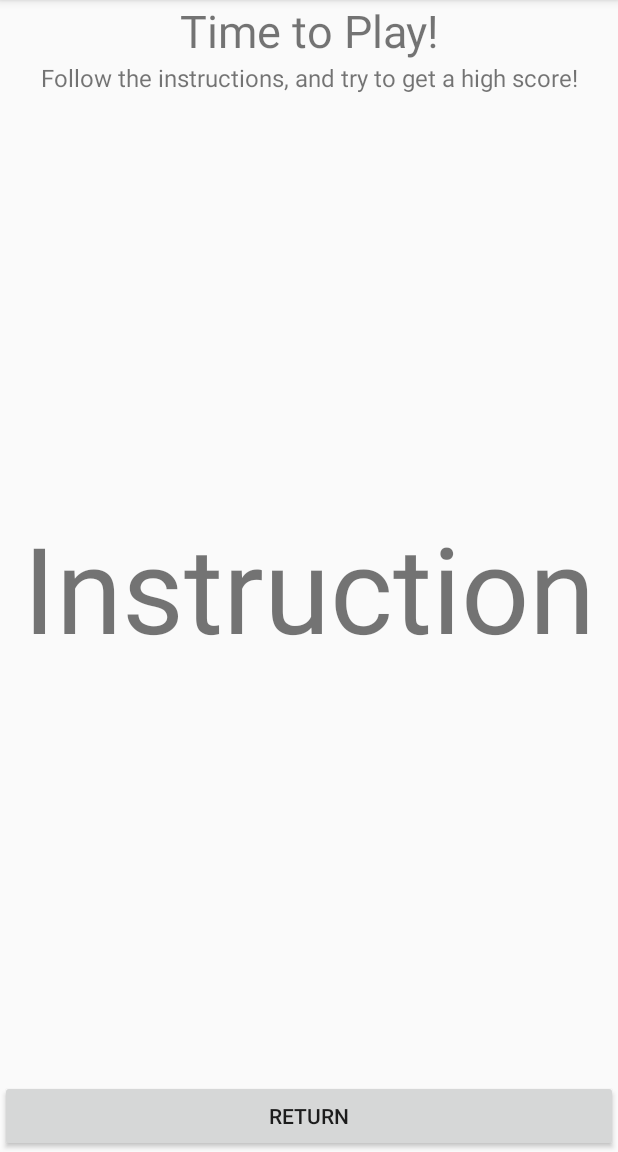
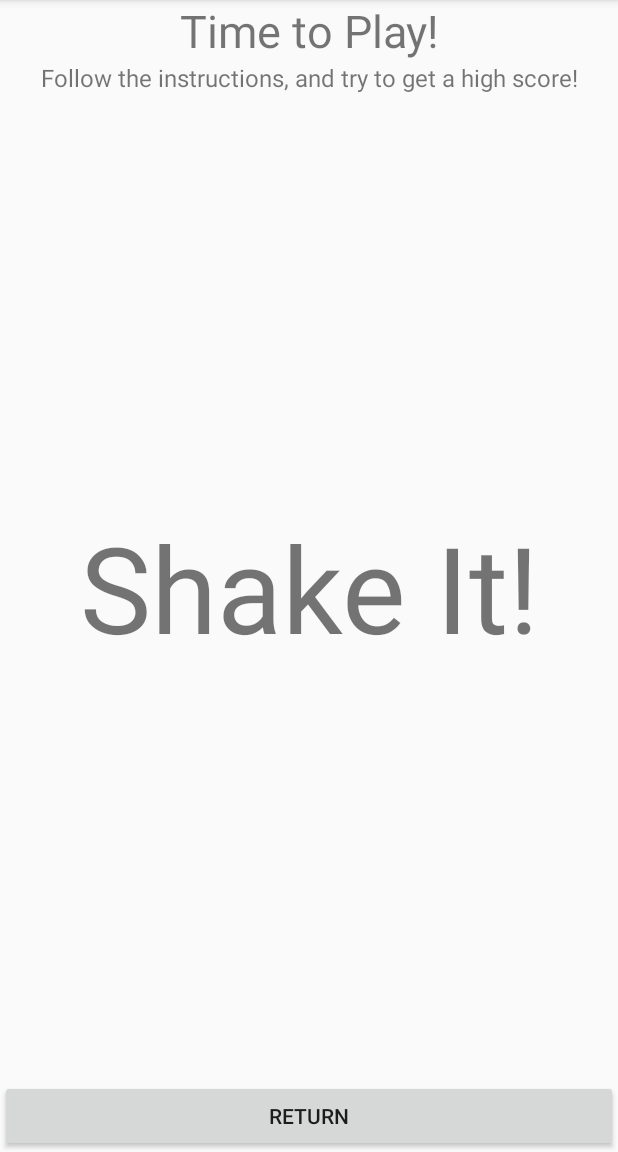
Before and after one commit to evanmrettman/WhopIt, an Android app: the WhopIt screen opened directly, with no data from a screen before it, on a phone screen of 412 x 824 dp, the part 84-1236 px from its top. Run offline under Robolectric (Android 15) with nearby library versions, the phone set to English and light mode, and no system bars.

Commit message:
Added game logic and sensors
Try and beat my highscore of 21

```diff
--- a/app/src/main/java/com/example/whopit/DatabaseOpenHelper.java
+++ b/app/src/main/java/com/example/whopit/DatabaseOpenHelper.java
@@ -10,7 +10,7 @@ import java.util.Random;
 public class DatabaseOpenHelper extends SQLiteOpenHelper {
     final private Random rand = new Random();
     final private static String DB_NAME = "whopit";
-    final private static Integer VERSION = 5;
+    final private static Integer VERSION = 11;
     final private Context context;
     final private static String CREATE_CMD =
             String.format("CREATE TABLE %s (%s INTEGER PRIMARY KEY AUTOINCREMENT, %s INTEGER DEFAULT -1, %s INTEGER DEFAULT 0);",
@@ -24,7 +24,7 @@ public class DatabaseOpenHelper extends SQLiteOpenHelper {
     @Override
     public void onCreate(SQLiteDatabase db) {
         db.execSQL(CREATE_CMD);
-        addDefaults(db);
+        //addDefaults(db); // For testing
     }
 
     @Override
--- a/app/src/main/java/com/example/whopit/WhopIt.java
+++ b/app/src/main/java/com/example/whopit/WhopIt.java
@@ -3,27 +3,65 @@ package com.example.whopit;
 import androidx.appcompat.app.AppCompatActivity;
 
 import android.content.Intent;
+import android.hardware.Sensor;
+import android.hardware.SensorEvent;
+import android.hardware.SensorEventListener;
+import android.hardware.SensorManager;
 import android.os.Bundle;
 import android.view.View;
 import android.widget.Button;
+import android.widget.TextView;
 
 import java.util.Random;
 
-public class WhopIt extends AppCompatActivity
+public class WhopIt extends AppCompatActivity implements SensorEventListener
 {
 
     Button but_return;
+    TextView txt_instruction;
     Integer score;
+
+    int currentInstruction;
+    // Instructions:
+    // 0 - none
+    // 1 - Whop It!
+    // 2 - Shake It!
+    // 3 - Twist It!
+    final int ANS_NONE = 0;
+    final int ANS_WHOP = 1;
+    final int ANS_SHAKE = 2;
+    final int ANS_TWIST = 3;
+    final int ANS_BOUND = 4;
+
+    private SensorManager mSensorManager;
+    private Sensor mAccelerometer;
+    private Sensor mRotation;
+    private long mLastAccelerationUpdate; //time of last update
+    private long mLastRotationUpdate; //time of last update
+    private float mLastRotation; //last rotation data
+    private float mLastAcceleration; //last acceleration data
+
+    private long mTimeBetweenInstructions; // this will get smaller as the game goes on
 
     @Override
     protected void onCreate(Bundle savedInstanceState)
     {
         super.onCreate(savedInstanceState);
         setContentView(R.layout.activity_whop_it);
+
+        // Time between instructions (miliseconds)
+        mTimeBetweenInstructions = 4000;
+        // No instruction to start;
+        currentInstruction = 0;
+        // Set score to 0
+        score = 0;
+
+        // Return button
         but_return = findViewById(R.id.but_return);
         but_return.setOnClickListener(new View.OnClickListener()
         {
             @Override
+            // When clicking return.
             public void onClick(View v)
             {
                 returnScore();
@@ -32,11 +70,249 @@ public class WhopIt extends AppCompatActivity
         });
         //but_return.setClickable(false);
         //but_return.setAlpha(0);
+
+        // Screen taps (whop it! instruction)
+        txt_instruction = findViewById(R.id.instruction);
+        txt_instruction.setOnClickListener(new View.OnClickListener() {
+            @Override
+            // When tapping screen ( or in this case the instruction)
+            public void onClick(View v) {
+                System.out.println("Whopped it!");
+                answer(ANS_WHOP);
+            }
+        });
+
+        // Sensors
+        mSensorManager = (SensorManager)
+                getSystemService(SENSOR_SERVICE);
+        // Accelerometer
+        mLastAccelerationUpdate = System.currentTimeMillis();
+        mAccelerometer = mSensorManager.getDefaultSensor(
+                Sensor.TYPE_LINEAR_ACCELERATION);
+        mLastAcceleration = 0;
+        // Rotation
+        mLastRotationUpdate = System.currentTimeMillis();
+        mRotation = mSensorManager.getDefaultSensor(
+                Sensor.TYPE_GYROSCOPE);
+        mLastRotation = 0;
+
+
+        //DEBUG
+        System.out.println("Current main thread: " + Thread.currentThread());
+        // START THE GAM
+        nextInstruction();
+
+    }
+
+    public void onSensorChanged(SensorEvent event) {
+        // Accelerometer event
+        if (event.sensor.getType() == Sensor.TYPE_LINEAR_ACCELERATION) {
+            long actualTime = System.currentTimeMillis();
+            if (actualTime  - mLastAccelerationUpdate > 50)  {
+                mLastAccelerationUpdate = actualTime;
+                float x = event.values[0],  y = event.values[1],
+                        z = event.values[2];
+
+                float acceleration = Math.abs(x) + Math.abs(y) + Math.abs(z);
+
+                if((Math.abs(acceleration - mLastAcceleration) - (mLastRotation*3)) > 1.5){
+                    System.out.println("Shook it!");
+                    answer(ANS_SHAKE);
+                    System.out.println("|" + acceleration + " - " + mLastAcceleration + "| - " + mLastRotation*3);
+                }
+
+                mLastAcceleration = acceleration;
+
+                /* Prints for testing
+                System.out.println("x = " + String.valueOf(x));
+                System.out.println("y = " + String.valueOf(y));
+                System.out.println("z = " + String.valueOf(z));
+
+                 */
+
+
+            }
+        }
+
+        // Rotation event
+        if (event.sensor.getType() == Sensor.TYPE_GYROSCOPE) {
+            long actualTime = System.currentTimeMillis();
+            if (actualTime  - mLastRotationUpdate > 50)  {
+                mLastRotationUpdate = actualTime;
+                float x = event.values[0],  y = event.values[1],
+                        z = event.values[2];
+
+                mLastRotation = Math.abs(x) + Math.abs(y) + Math.abs(z);
+
+                if(mLastRotation > 3){
+                    System.out.println("Twisted it!");
+                    answer(ANS_TWIST);
+                }
+
+                /*
+                System.out.println("rot x = " + String.valueOf(x));
+                System.out.println("rot y = " + String.valueOf(y));
+                System.out.println("rot z = " + String.valueOf(z));
+
+
+                 */
+
+            }
+        }
+    }
+
+    public void onAccuracyChanged(Sensor sensor, int accuracy) {
+    }
+
+    protected void onResume()  {
+        super.onResume();
+        mSensorManager.registerListener(this, mAccelerometer,
+                SensorManager.SENSOR_DELAY_NORMAL);
+        mSensorManager.registerListener(this, mRotation,
+                SensorManager.SENSOR_DELAY_NORMAL);
+    }
+    protected void onPause() {
+        mSensorManager.unregisterListener(this);
+        super.onPause();
+    }
+
+    private void answer(int answer){
+        if(answer == currentInstruction) {
+            currentInstruction = 0;
+            score++;
+            runOnUiThread(new Runnable() {
+                // Updates to UI outside of main thread
+                @Override
+                public void run() {
+                    txt_instruction.setText("Nice!");
+                }
+            });
+            System.out.println("Correct answer!: " + answer);
+        }
+        else{
+            System.out.println("Wrong answer!: " + answer);
+        }
+    }
+
+    // calls for the next instruction, which will recursively call for the next one
+    private void nextInstruction(){
+        // Handles starting the next instruction and recursively calling all next instructions
+        // Handles if instruction isn't completed in time
+        Random rand = new Random();
+        currentInstruction = rand.nextInt(ANS_BOUND - 1) + 1;
+        // Instructions:
+        // 0 - none
+        // 1 - Whop It!
+        // 2 - Shake It!
+        // 3 - Twist It!
+        runOnUiThread(new Runnable() {
+            // Updates to UI outside of main thread
+            @Override
+            public void run() {
+                switch(currentInstruction){
+                    case 1:
+                        txt_instruction.setText("Whop It!");
+                        break;
+                    case 2:
+                        txt_instruction.setText("Shake It!");
+                        break;
+                    case 3:
+                        txt_instruction.setText("Twist It!");
+                        break;
+                    case 0:
+                    default:
+                        txt_instruction.setText("...");
+                }
+            }
+        });
+
+
+        // Start countdown
+        /*
+        class Countdown implements Runnable{
+            int prevScore = score;
+
+            @Override
+            public void run() {
+                //DEBUG
+                System.out.println("Current countdown thread: " + Thread.currentThread());
+                System.out.println("Starting countdown thread for " + mTimeBetweenInstructions + " seconds...");
+                try {
+                    Thread.sleep(mTimeBetweenInstructions * 1000);
+                    if(prevScore == score){
+                        System.out.println("Game over!");
+                        onBackPressed(); // Gameover!
+                    }
+                    else{
+                        System.out.println("Nice!");
+                        if(mTimeBetweenInstructions > .75) {
+                            mTimeBetweenInstructions -= .15;
+                        }
+                        nextInstruction(); // Call for the next instruction
+                    }
+                } catch (InterruptedException e) {
+                    e.printStackTrace();
+                }
+            }
+        }
+
+        Countdown cd = new Countdown();
+
+         */
+        Thread countdown_thread = new Thread(){
+            int prevScore = score;
+
+            @Override
+            public void run() {
+                //DEBUG
+                System.out.println("Current countdown thread: " + Thread.currentThread());
+                System.out.println("Starting countdown thread for " + mTimeBetweenInstructions + " seconds...");
+                try {
+                    Thread.sleep(mTimeBetweenInstructions);
+                    if(prevScore == score){
+                        System.out.println("Game over!");
+
+                        // Game over handling
+                        currentInstruction = 0;
+
+                        runOnUiThread(new Runnable() {
+
+                            // Updates to UI outside of main thread
+                            @Override
+                            public void run() {
+                                txt_instruction.setText("Game over! You got " + score + " points!");
+                            }
+                        });
+                    }
+                    else{
+                        System.out.println("Nice!");
+                        if(mTimeBetweenInstructions > 750) {
+                            mTimeBetweenInstructions -= 150;
+                        }
+                        runOnUiThread(new Runnable() {
+                            // Updates to UI outside of main thread
+                            @Override
+                            public void run() {
+                                txt_instruction.setText("Nice!...");
+                            }
+                        });
+                        Thread.sleep(100);
+                        nextInstruction(); // Call for the next instruction
+                    }
+                } catch (InterruptedException e) {
+                    e.printStackTrace();
+                }
+            }
+        };
+        countdown_thread.start();
+
+
     }
 
     private void returnScore()
     {
 
+        // Random score for testing
         if(score == null)
         {
             Random rand = new Random();
--- a/app/src/main/res/layout/activity_whop_it.xml
+++ b/app/src/main/res/layout/activity_whop_it.xml
@@ -25,20 +25,23 @@
                 android:textSize="16sp"
                 android:gravity="center"/>
         </LinearLayout>
+
         <LinearLayout
             android:layout_width="wrap_content"
             android:layout_height="wrap_content"
             android:orientation="vertical"
             android:padding="10sp"
-            app:layout_constraintTop_toBottomOf="@id/layout_title"
             app:layout_constraintBottom_toTopOf="@id/layout_navigation"
             app:layout_constraintLeft_toLeftOf="parent"
-            app:layout_constraintRight_toRightOf="parent">
+            app:layout_constraintRight_toRightOf="parent"
+            app:layout_constraintTop_toBottomOf="@id/layout_title">
+
             <TextView
+                android:id="@+id/instruction"
                 android:layout_width="match_parent"
-                android:layout_height="wrap_content"
-                android:text="@string/text_whopit"
-                android:textSize="80sp"/>
+                android:layout_height="match_parent"
+                android:text="@string/text_ready"
+                android:textSize="80sp" />
         </LinearLayout>
         <LinearLayout android:id="@+id/layout_navigation"
             android:orientation="horizontal"
```
Also changed, not shown: app/src/main/res/values/strings.xml (+8 -4 lines), 2 other files.
